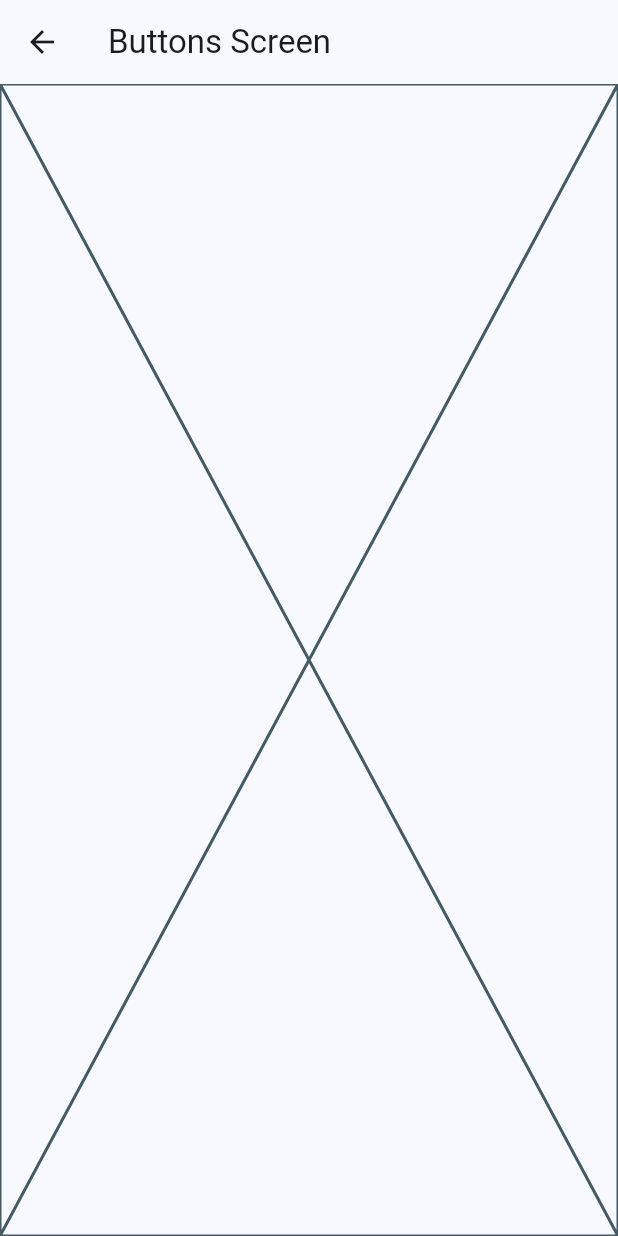
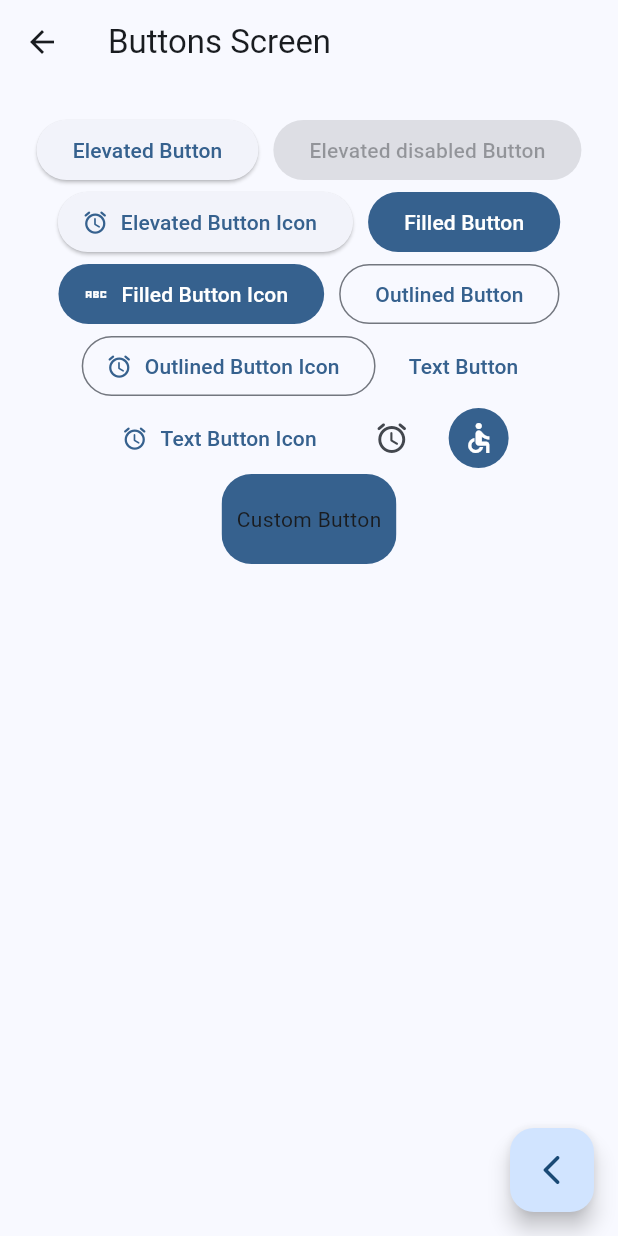
Before and after one commit to marrullas/flutter, a Flutter app: the ButtonsScreen screen opened directly, on a phone screen of 412 x 824 dp. Run offline on Flutter 3.47's test engine with Material 2 defaults, Android fonts, the light colour scheme and no system bars; our stand-ins replace dio, go_router; statements that could not run were skipped.

Commit message:
app_widget_add_buttons

```diff
--- a/widgets_app/lib/config/router/app_router.dart
+++ b/widgets_app/lib/config/router/app_router.dart
@@ -1,17 +1,20 @@
 import 'package:go_router/go_router.dart';
 import 'package:widgets_app/presentation/screens/screens.dart';
 
-final appRouter = GoRouter(
-  initialLocation: '/',
-  routes: [
-    GoRoute(path: '/',
+final appRouter = GoRouter(initialLocation: '/', routes: [
+  GoRoute(
+    path: '/',
+    name: HomeScreen.name,
     builder: (context, state) => const HomeScreen(),
-    ),
-        GoRoute(path: '/buttons',
+  ),
+  GoRoute(
+    name: ButtonsScreen.name,
+    path: '/buttons',
     builder: (context, state) => const ButtonsScreen(),
-    ),
-        GoRoute(path: '/cards',
+  ),
+  GoRoute(
+    name: CardsScreen.name,
+    path: '/cards',
     builder: (context, state) => const CardsScreen(),
-    ),
-  ]
-);
+  ),
+]);
--- a/widgets_app/lib/presentation/screens/buttons/buttons_screen.dart
+++ b/widgets_app/lib/presentation/screens/buttons/buttons_screen.dart
@@ -1,6 +1,8 @@
 import 'package:flutter/material.dart';
+import 'package:go_router/go_router.dart';
 
 class ButtonsScreen extends StatelessWidget {
+  static const String name = 'buttons_screen';
   const ButtonsScreen({super.key});
 
   @override
@@ -9,7 +11,96 @@
       appBar: AppBar(
         title: const Text('Buttons Screen'),
       ),
-      body: const Placeholder(),
+      body: const _ButtonsView(),
+      floatingActionButton: FloatingActionButton(
+        onPressed: () {
+          //Navigator.of(context).pop(); //forma por defecto
+          context.pop(); //forma con go_router (go_router.dart)
+        },
+        child: const Icon(Icons.arrow_back_ios_rounded),
+      ),
     );
   }
 }
+
+class _ButtonsView extends StatelessWidget {
+  const _ButtonsView();
+
+  @override
+  Widget build(BuildContext context) {
+
+    final colors = Theme.of(context).colorScheme;
+
+    return SizedBox(
+      width: double.infinity,
+      child: Padding(
+        padding: const EdgeInsets.symmetric(horizontal: 10.0, vertical: 20.0),
+        child: Wrap(
+          spacing: 10,
+          alignment: WrapAlignment.center,
+          children: [
+            ElevatedButton(
+                onPressed: () {}, child: const Text('Elevated Button')),
+                      const ElevatedButton(
+                onPressed: null, child: Text('Elevated disabled Button')),
+            ElevatedButton.icon(
+                onPressed: () {},
+                icon: const Icon(Icons.access_alarm_rounded),
+                label: const Text('Elevated Button Icon')),
+            FilledButton(onPressed: () {}, child: const Text('Filled Button')),
+            FilledButton.icon(
+              onPressed: () {},
+              icon: const Icon(Icons.abc_sharp),
+              label: const Text('Filled Button Icon')),
+            OutlinedButton(
+                onPressed: () {}, child: const Text('Outlined Button')),
+            OutlinedButton.icon(
+                onPressed: () {},
+                icon: const Icon(Icons.access_alarm_rounded),
+                label: const Text('Outlined Button Icon')),
+            TextButton(onPressed: () {}, child: const Text('Text Button')),
+            TextButton.icon(
+                onPressed: () {},
+                icon: const Icon(Icons.access_alarm_rounded),
+                label: const Text('Text Button Icon')),
+            IconButton(
+                onPressed: () {}, icon: const Icon(Icons.access_alarm_rounded)),
+            IconButton(
+                onPressed: null,
+                icon: const Icon(Icons.accessible_outlined),
+                style: ButtonStyle(
+                  backgroundColor: MaterialStateProperty.all(colors.primary),
+                  iconColor: MaterialStateProperty.all(colors.onPrimary),
+
+                ),
+            ),
+            CustomButton(),
+          ],
+        ),
+      ),
+    );
+  }
+}
+
+
+class CustomButton extends StatelessWidget {
+  const CustomButton({super.key});
+
+  @override
+  Widget build(BuildContext context) {
+    return ClipRRect(
+      borderRadius: BorderRadius.circular(20.0),
+      child: Material(
+        color: Theme.of(context).colorScheme.primary,
+        child: InkWell(
+          onTap: () {},
+          child: const Padding(
+
+            padding: EdgeInsets.symmetric(horizontal: 10.0, vertical: 20.0),
+            child: Text('Custom Button'),
+          ),
+        ),
+      ),
+    );
+  }
+}
--- a/widgets_app/lib/presentation/screens/cards/cards_screen.dart
+++ b/widgets_app/lib/presentation/screens/cards/cards_screen.dart
@@ -2,6 +2,7 @@
 
 
 class CardsScreen extends StatelessWidget {
+  static const String name = 'cards_screen';
   const CardsScreen({super.key});
 
   @override
--- a/widgets_app/lib/presentation/screens/home/home_screen.dart
+++ b/widgets_app/lib/presentation/screens/home/home_screen.dart
@@ -2,8 +2,11 @@
 import 'package:go_router/go_router.dart';
 import 'package:widgets_app/config/menu/menu_items.dart';
 import 'package:widgets_app/presentation/screens/buttons/buttons_screen.dart';
+import 'package:widgets_app/presentation/screens/screens.dart';
 
 class HomeScreen extends StatelessWidget {
+  static const String name = 'home_screen';
+
   const HomeScreen({super.key});
 
   @override
@@ -52,12 +55,13 @@
         color: colors.primary,
       ),
       onTap: () {
-       /* Navigator.of(context).push(
+        /* Navigator.of(context).push(
           MaterialPageRoute(
             builder: (context) => const ButtonsScreen(),
           ),
         );*/
-        context.push(item.link);
+        context.push(item.link); //usa la ruta de go_router para navegar
+        //context.pushNamed(CardsScreen.name); //usa una variable estatica en la clase del screen para navegar
       },
     );
   }
```
